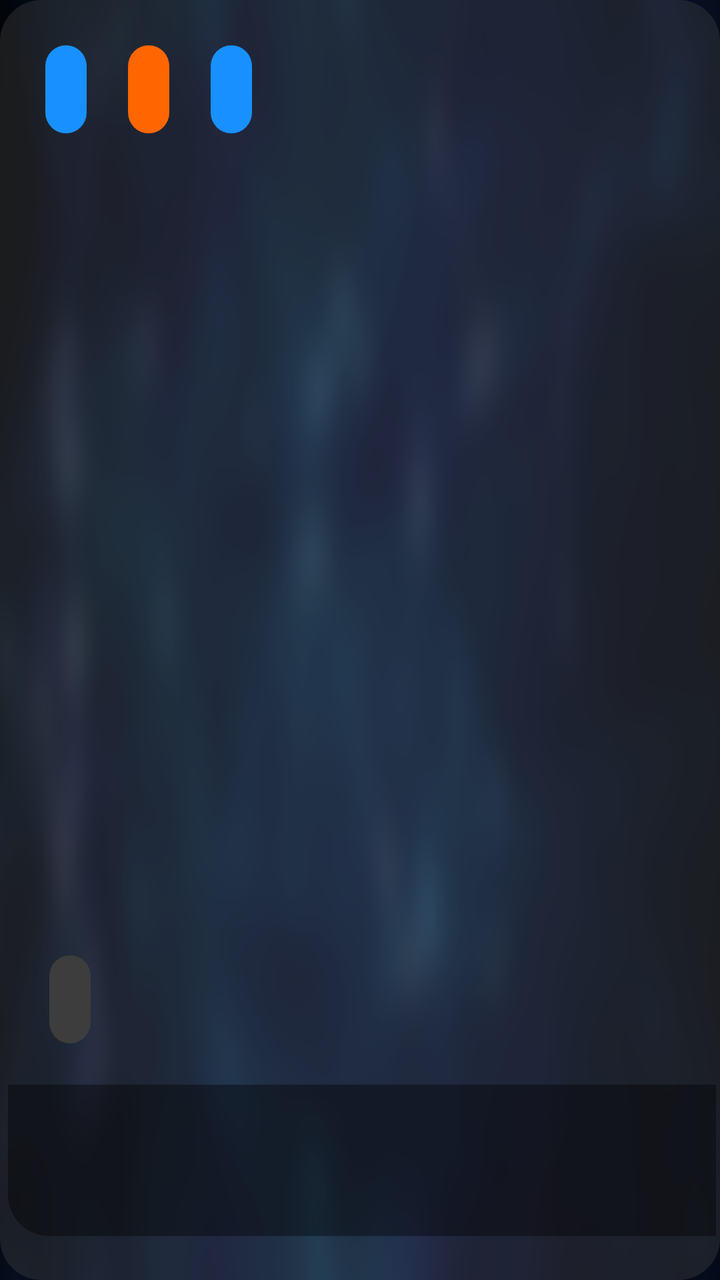
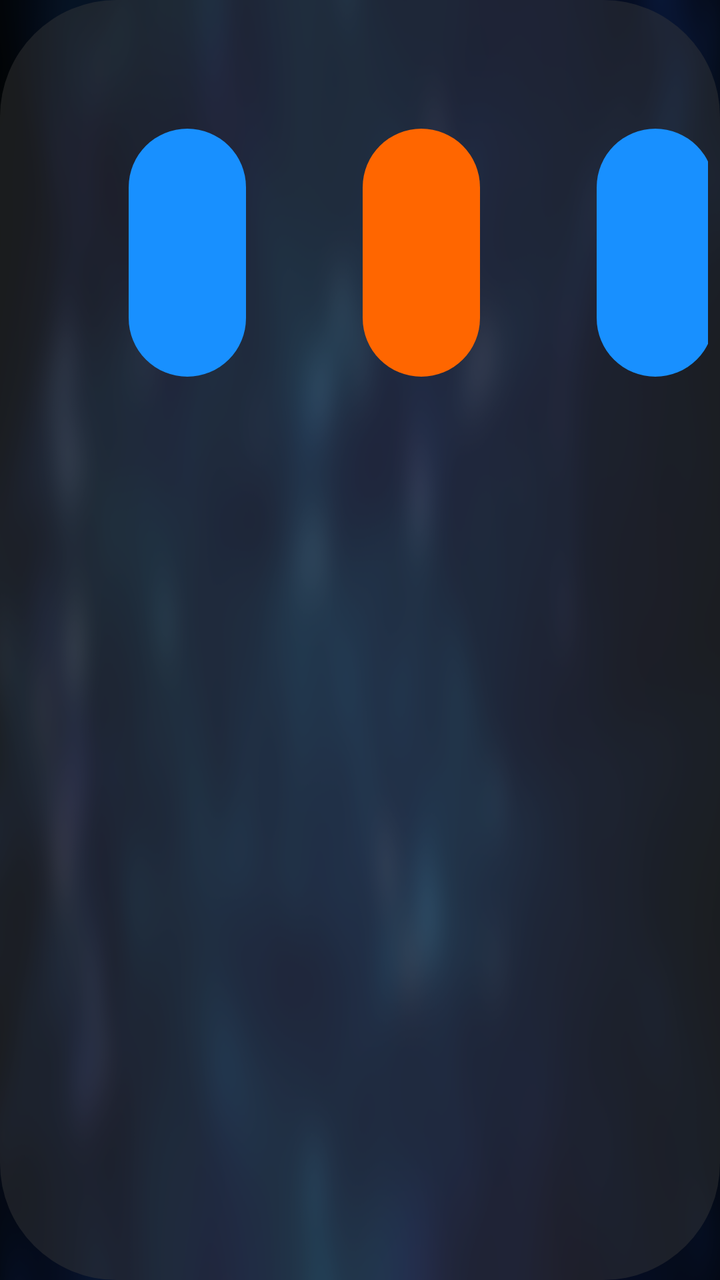

Two renders of the same Android screen: before a commit and after it. Below are the layout's source before the change and the commit's diff.
<!-- AndroidManifest.xml: application theme AppTheme.NoActionBar -->
<!-- res/layout/item_grid_layout.xml -->
<?xml version="1.0" encoding="utf-8"?>
<FrameLayout xmlns:android="http://schemas.android.com/apk/res/android"
    android:layout_width="wrap_content"
    android:layout_height="wrap_content"
    android:background="@drawable/user_focus"
    android:focusable="true"
    android:padding="1pt">

    <FrameLayout
        android:layout_width="212pt"
        android:layout_height="300pt">

        <ImageView
            android:id="@+id/ivThumb"
            android:layout_width="match_parent"
            android:layout_height="match_parent"
            android:padding="1pt"
            android:scaleType="fitXY" />

        <LinearLayout
            android:layout_width="wrap_content"
            android:layout_height="wrap_content"
            android:layout_marginLeft="10pt"
            android:layout_marginTop="10pt"
            android:layout_marginRight="10pt"
            android:orientation="horizontal">

            <TextView
                android:id="@+id/tvYear"
                android:layout_width="wrap_content"
                android:layout_height="wrap_content"
                android:layout_marginRight="10pt"
                android:background="@drawable/year_shape"
                android:ellipsize="end"
                android:gravity="center"
                android:paddingLeft="5pt"
                android:paddingRight="5pt"
                android:singleLine="true"
                android:textColor="@android:color/white"
                android:textSize="16pt" />

            <TextView
                android:id="@+id/tvArea"
                android:layout_width="wrap_content"
                android:layout_height="wrap_content"
                android:layout_marginRight="10pt"
                android:background="@drawable/lang_shape"
                android:ellipsize="end"
                android:gravity="center"
                android:paddingLeft="5pt"
                android:paddingRight="5pt"
                android:singleLine="true"
                android:textColor="@android:color/white"
                android:textSize="16pt" />

            <TextView
                android:id="@+id/tvLang"
                android:layout_width="wrap_content"
                android:layout_height="wrap_content"
                android:layout_marginRight="10pt"
                android:background="@drawable/year_shape"
                android:ellipsize="end"
                android:gravity="center"
                android:paddingLeft="5pt"
                android:paddingRight="5pt"
                android:singleLine="true"
                android:textColor="@android:color/white"
                android:textSize="16pt" />

        </LinearLayout>


        <LinearLayout
            android:layout_width="match_parent"
            android:layout_height="wrap_content"
            android:layout_gravity="bottom"
            android:orientation="vertical"
            android:padding="1pt">

            <TextView
                android:id="@+id/tvNote"
                android:layout_width="wrap_content"
                android:layout_height="wrap_content"
                android:layout_gravity="bottom"
                android:layout_marginLeft="10pt"
                android:layout_marginRight="10pt"
                android:layout_marginBottom="10pt"
                android:background="@drawable/note_shape"
                android:ellipsize="end"
                android:gravity="center"
                android:paddingLeft="5pt"
                android:paddingRight="5pt"
                android:singleLine="true"
                android:textColor="@android:color/white"
                android:textSize="16pt" />

            <TextView
                android:id="@+id/tvName"
                android:layout_width="match_parent"
                android:layout_height="wrap_content"
                android:background="@drawable/bottom_shape"
                android:ellipsize="marquee"
                android:marqueeRepeatLimit="marquee_forever"
                android:padding="5pt"
                android:singleLine="true"
                android:textColor="@android:color/white"
                android:textSize="20pt" />

            <TextView
                android:id="@+id/tvActor"
                android:layout_width="match_parent"
                android:layout_height="wrap_content"
                android:background="@drawable/bottom_shape"
                android:ellipsize="end"
                android:gravity="top"
                android:padding="5pt"
                android:singleLine="true"
                android:textColor="@android:color/white"
                android:textSize="16pt"
                android:visibility="gone" />
        </LinearLayout>
    </FrameLayout>
</FrameLayout>
<!-- resources referenced by this layout -->
<resources>
  <!-- drawable bottom_shape (drawable) -->
  <?xml version="1.0" encoding="utf-8"?>
  <shape xmlns:android="http://schemas.android.com/apk/res/android">
      <corners
          android:bottomLeftRadius="10pt"
          android:bottomRightRadius="10pt" />
      <solid android:color="@color/color_66000000" />
  </shape>
  <!-- drawable lang_shape (drawable) -->
  <?xml version="1.0" encoding="utf-8"?>
  <shape xmlns:android="http://schemas.android.com/apk/res/android">
      <solid android:color="@color/color_FFB800" />
      <corners android:radius="5pt" />
  </shape>
  <!-- drawable note_shape (drawable) -->
  <?xml version="1.0" encoding="utf-8"?>
  <shape xmlns:android="http://schemas.android.com/apk/res/android">
      <solid android:color="@color/color_3D3D3D" />
      <corners android:radius="5pt" />
  </shape>
  <!-- drawable user_focus (drawable) -->
  <?xml version="1.0" encoding="utf-8"?>
  <selector xmlns:android="http://schemas.android.com/apk/res/android">
      <item android:state_focused="true">
          <shape>
              <corners android:radius="10pt" />
              <stroke android:width="2pt" android:color="@color/color_FFFFFF" />
              <solid android:color="@color/color_6C3D3D3D" />
          </shape>
      </item>
      <item android:state_focused="false">
          <shape>
              <corners android:radius="10pt" />
              <solid android:color="@color/color_6C3D3D3D"/>
          </shape>
      </item>
  </selector>
  <!-- drawable year_shape (drawable) -->
  <?xml version="1.0" encoding="utf-8"?>
  <shape xmlns:android="http://schemas.android.com/apk/res/android">
      <solid android:color="@color/color_1890FF" />
      <corners android:radius="5pt" />
  </shape>
  <style name="AppTheme.NoActionBar">
          <item name="android:windowActionBar">false</item>
          <item name="android:windowNoTitle">true</item>
          <item name="windowActionBar">false</item>
          <item name="android:windowFullscreen">true</item>//全屏即无通知栏
          <item name="android:windowContentOverlay">@null</item>//是否有遮盖
          <item name="windowNoTitle">true</item>
          <item name="android:keepScreenOn">true</item>
          
          <item name="android:windowBackground">@drawable/vod_thumb</item>
      </style>
  <color name="color_66000000">#66000000</color>
  <color name="color_FFB800">#FF6600</color>
  <color name="color_3D3D3D">#3D3D3D</color>
  <color name="color_FFFFFF">#ffffffff</color>
  <color name="color_6C3D3D3D">#6c3d3d3d</color>
  <color name="color_1890FF">#1890FF</color>
  <!-- drawable vod_thumb: png bitmap (drawable-xhdpi, 198620 bytes) -->
</resources>

<!-- the commit's change to res/layout/item_grid_layout.xml (unified diff, before → after) -->
@@ -4,68 +4,68 @@
     android:layout_height="wrap_content"
     android:background="@drawable/user_focus"
     android:focusable="true"
-    android:padding="1pt">
+    android:padding="1mm">
 
     <FrameLayout
-        android:layout_width="212pt"
-        android:layout_height="300pt">
+        android:layout_width="212mm"
+        android:layout_height="300mm">
 
         <ImageView
             android:id="@+id/ivThumb"
             android:layout_width="match_parent"
             android:layout_height="match_parent"
-            android:padding="1pt"
+            android:padding="1mm"
             android:scaleType="fitXY" />
 
         <LinearLayout
             android:layout_width="wrap_content"
             android:layout_height="wrap_content"
-            android:layout_marginLeft="10pt"
-            android:layout_marginTop="10pt"
-            android:layout_marginRight="10pt"
+            android:layout_marginLeft="10mm"
+            android:layout_marginTop="10mm"
+            android:layout_marginRight="10mm"
             android:orientation="horizontal">
 
             <TextView
                 android:id="@+id/tvYear"
                 android:layout_width="wrap_content"
                 android:layout_height="wrap_content"
-                android:layout_marginRight="10pt"
+                android:layout_marginRight="10mm"
                 android:background="@drawable/year_shape"
                 android:ellipsize="end"
                 android:gravity="center"
-                android:paddingLeft="5pt"
-                android:paddingRight="5pt"
+                android:paddingLeft="5mm"
+                android:paddingRight="5mm"
                 android:singleLine="true"
                 android:textColor="@android:color/white"
-                android:textSize="16pt" />
+                android:textSize="16mm" />
 
             <TextView
                 android:id="@+id/tvArea"
                 android:layout_width="wrap_content"
                 android:layout_height="wrap_content"
-                android:layout_marginRight="10pt"
+                android:layout_marginRight="10mm"
                 android:background="@drawable/lang_shape"
                 android:ellipsize="end"
                 android:gravity="center"
-                android:paddingLeft="5pt"
-                android:paddingRight="5pt"
+                android:paddingLeft="5mm"
+                android:paddingRight="5mm"
                 android:singleLine="true"
                 android:textColor="@android:color/white"
-                android:textSize="16pt" />
+                android:textSize="16mm" />
 
             <TextView
                 android:id="@+id/tvLang"
                 android:layout_width="wrap_content"
                 android:layout_height="wrap_content"
-                android:layout_marginRight="10pt"
+                android:layout_marginRight="10mm"
                 android:background="@drawable/year_shape"
                 android:ellipsize="end"
                 android:gravity="center"
-                android:paddingLeft="5pt"
-                android:paddingRight="5pt"
+                android:paddingLeft="5mm"
+                android:paddingRight="5mm"
                 android:singleLine="true"
                 android:textColor="@android:color/white"
-                android:textSize="16pt" />
+                android:textSize="16mm" />
 
         </LinearLayout>
 
@@ -75,24 +75,24 @@
             android:layout_height="wrap_content"
             android:layout_gravity="bottom"
             android:orientation="vertical"
-            android:padding="1pt">
+            android:padding="1mm">
 
             <TextView
                 android:id="@+id/tvNote"
                 android:layout_width="wrap_content"
                 android:layout_height="wrap_content"
                 android:layout_gravity="bottom"
-                android:layout_marginLeft="10pt"
-                android:layout_marginRight="10pt"
-                android:layout_marginBottom="10pt"
+                android:layout_marginLeft="10mm"
+                android:layout_marginRight="10mm"
+                android:layout_marginBottom="10mm"
                 android:background="@drawable/note_shape"
                 android:ellipsize="end"
                 android:gravity="center"
-                android:paddingLeft="5pt"
-                android:paddingRight="5pt"
+                android:paddingLeft="5mm"
+                android:paddingRight="5mm"
                 android:singleLine="true"
                 android:textColor="@android:color/white"
-                android:textSize="16pt" />
+                android:textSize="16mm" />
 
             <TextView
                 android:id="@+id/tvName"
@@ -101,10 +101,10 @@
                 android:background="@drawable/bottom_shape"
                 android:ellipsize="marquee"
                 android:marqueeRepeatLimit="marquee_forever"
-                android:padding="5pt"
+                android:padding="5mm"
                 android:singleLine="true"
                 android:textColor="@android:color/white"
-                android:textSize="20pt" />
+                android:textSize="20mm" />
 
             <TextView
                 android:id="@+id/tvActor"
@@ -113,10 +113,10 @@
                 android:background="@drawable/bottom_shape"
                 android:ellipsize="end"
                 android:gravity="top"
-                android:padding="5pt"
+                android:padding="5mm"
                 android:singleLine="true"
                 android:textColor="@android:color/white"
-                android:textSize="16pt"
+                android:textSize="16mm"
                 android:visibility="gone" />
         </LinearLayout>
     </FrameLayout>
<!-- resource entries referenced after the edit -->
@@ -4,35 +4,35 @@
   <?xml version="1.0" encoding="utf-8"?>
   <shape xmlns:android="http://schemas.android.com/apk/res/android">
       <corners
-          android:bottomLeftRadius="10pt"
-          android:bottomRightRadius="10pt" />
+          android:bottomLeftRadius="10mm"
+          android:bottomRightRadius="10mm" />
       <solid android:color="@color/color_66000000" />
   </shape>
   <!-- drawable lang_shape (drawable) -->
   <?xml version="1.0" encoding="utf-8"?>
   <shape xmlns:android="http://schemas.android.com/apk/res/android">
       <solid android:color="@color/color_FFB800" />
-      <corners android:radius="5pt" />
+      <corners android:radius="5mm" />
   </shape>
   <!-- drawable note_shape (drawable) -->
   <?xml version="1.0" encoding="utf-8"?>
   <shape xmlns:android="http://schemas.android.com/apk/res/android">
       <solid android:color="@color/color_3D3D3D" />
-      <corners android:radius="5pt" />
+      <corners android:radius="5mm" />
   </shape>
   <!-- drawable user_focus (drawable) -->
   <?xml version="1.0" encoding="utf-8"?>
   <selector xmlns:android="http://schemas.android.com/apk/res/android">
       <item android:state_focused="true">
           <shape>
-              <corners android:radius="10pt" />
-              <stroke android:width="2pt" android:color="@color/color_FFFFFF" />
+              <corners android:radius="10mm" />
+              <stroke android:width="2mm" android:color="@color/color_FFFFFF" />
               <solid android:color="@color/color_6C3D3D3D" />
           </shape>
       </item>
       <item android:state_focused="false">
           <shape>
-              <corners android:radius="10pt" />
+              <corners android:radius="10mm" />
               <solid android:color="@color/color_6C3D3D3D"/>
           </shape>
       </item>
@@ -41,7 +41,7 @@
   <?xml version="1.0" encoding="utf-8"?>
   <shape xmlns:android="http://schemas.android.com/apk/res/android">
       <solid android:color="@color/color_1890FF" />
-      <corners android:radius="5pt" />
+      <corners android:radius="5mm" />
   </shape>
   <style name="AppTheme.NoActionBar">
           <item name="android:windowActionBar">false</item>
